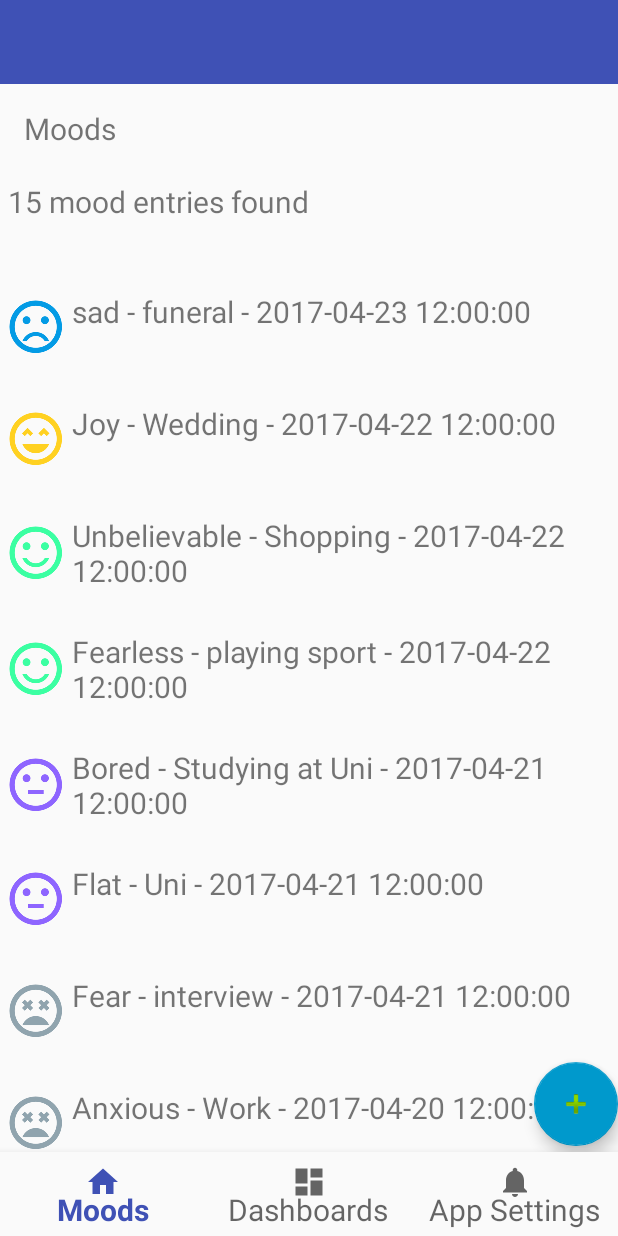
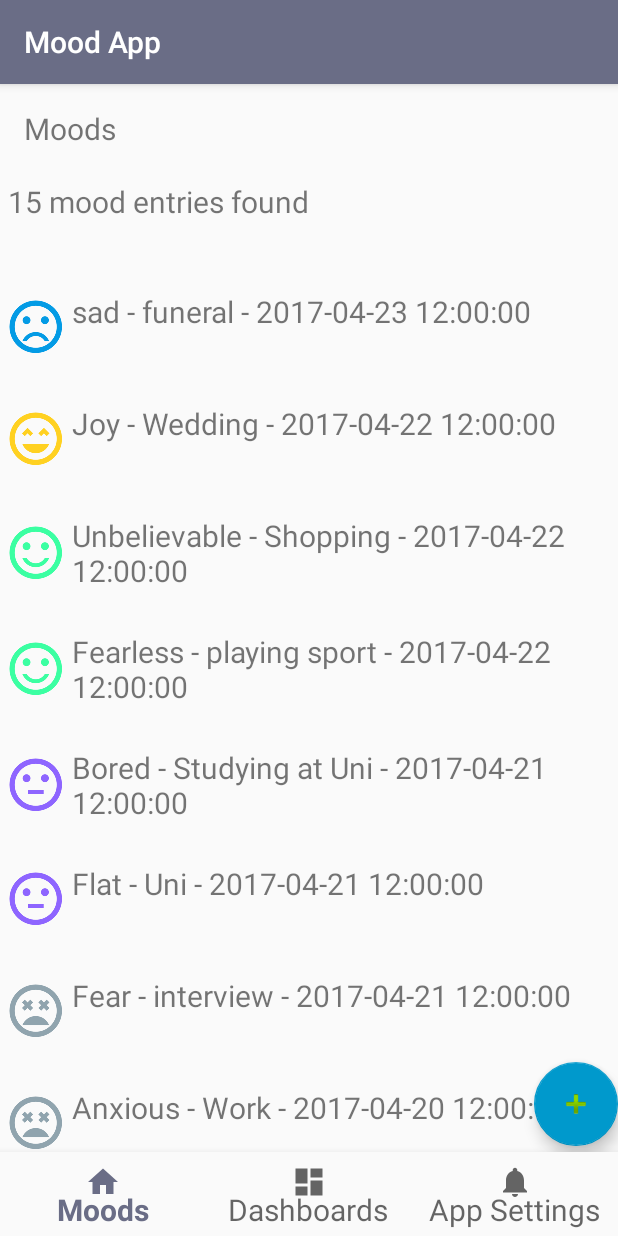
Before and after one commit to lullabelle/moodTrackerUni, an Android app: the screen it shows after launch (MainActivity), on a phone screen of 412 x 824 dp. Run offline under Robolectric (Android 15) with nearby library versions, the phone set to English and light mode, and no system bars.

Commit message:
changed themes back to App.Compat and fixed title bar

```diff
--- a/app/build.gradle
+++ b/app/build.gradle
@@ -5,7 +5,7 @@ android {
     buildToolsVersion "25.0.2"
     defaultConfig {
         applicationId "com.kainos.joannec.moodtrackeruni"
-        minSdkVersion 15
+        minSdkVersion 21
         targetSdkVersion 25
         versionCode 1
         versionName "1.0"
--- a/app/src/main/AndroidManifest.xml
+++ b/app/src/main/AndroidManifest.xml
@@ -13,7 +13,7 @@
         <activity
             android:name=".MainActivity"
             android:label="@string/app_name"
-            android:theme="@style/AppTheme.NoActionBar">
+            android:theme="@style/AppTheme">
             <intent-filter>
                 <action android:name="android.intent.action.MAIN" />
 
--- a/app/src/main/java/com/kainos/joannec/moodtrackeruni/MainActivity.java
+++ b/app/src/main/java/com/kainos/joannec/moodtrackeruni/MainActivity.java
@@ -10,6 +10,7 @@ import android.view.MenuItem;
 import android.view.View;
 import android.widget.LinearLayout;
 import android.widget.TextView;
+import android.support.v7.widget.Toolbar;
 
 import java.util.List;
 
@@ -17,6 +18,7 @@ import java.util.List;
 public class MainActivity extends AppCompatActivity implements View.OnClickListener {
 //variables
     private TextView mTextMessage;
+    Toolbar mActionBarToolbar;
 // adds navigation location text to top of each screen
  private BottomNavigationView.OnNavigationItemSelectedListener mOnNavigationItemSelectedListener
             = new BottomNavigationView.OnNavigationItemSelectedListener() {
@@ -58,8 +60,14 @@ public class MainActivity extends AppCompatActivity implements View.OnClickListe
         findViewById(R.id.navigation_home).setOnClickListener(this);
         findViewById(R.id.navigation_dashboard).setOnClickListener(this);
         findViewById(R.id.navigation_notifications).setOnClickListener(this);
+
+        mActionBarToolbar = (Toolbar) findViewById(R.id.toolbar);
+        setSupportActionBar(mActionBarToolbar);
+        getSupportActionBar().setTitle("Mood App");
+
     }
-//METHODS
+
+    //METHODS
 // bottom navigation bar
     @Override
     public void onPause() {
--- a/app/src/main/res/layout/activity_main.xml
+++ b/app/src/main/res/layout/activity_main.xml
@@ -23,22 +23,21 @@
             android:layout_width="match_parent"
             android:layout_height="wrap_content"
             android:theme="@style/AppTheme.AppBarOverlay">
-
+            <android.support.v7.widget.Toolbar
+                android:id="@+id/toolbar"
+                android:layout_width="match_parent"
+                android:layout_height="?attr/actionBarSize"
+                android:background="?attr/colorPrimary"
+                app:popupTheme="@style/AppTheme.PopupOverlay" />
         </android.support.design.widget.AppBarLayout>
 
-        <android.support.v7.widget.Toolbar
-            android:id="@+id/toolbar"
-            android:layout_width="match_parent"
-            android:layout_height="?attr/actionBarSize"
-            android:background="?attr/colorPrimary"
-            android:text="@string/app_name"
-            app:popupTheme="@style/AppTheme.PopupOverlay" />
+
 
         <TextView
             android:id="@+id/message"
             android:layout_width="match_parent"
             android:layout_height="wrap_content"
-            android:layout_below="@+id/toolbar"
+            android:layout_below="@+id/appBar"
             android:layout_marginBottom="@dimen/activity_vertical_margin"
             android:layout_marginLeft="@dimen/activity_horizontal_margin"
             android:layout_marginRight="@dimen/activity_horizontal_margin"
@@ -50,9 +49,9 @@
             android:layout_width="match_parent"
             android:layout_height="65dp"
             android:layout_below="@+id/message"
-            android:layout_weight="1"
             android:padding="5dp"
-            android:text="0 records found" />
+            android:text="0 records found"
+            tools:ignore="HardcodedText" />
 
         <ScrollView
             android:id="@+id/scrollViewRecords"
@@ -74,7 +73,6 @@
             android:layout_width="wrap_content"
             android:layout_height="wrap_content"
             android:layout_gravity="start|center_vertical"
-            android:layout_weight="1.07"
             android:clickable="true"
             android:visibility="visible"
             app:backgroundTint="@android:color/holo_blue_dark"
--- a/app/src/main/res/values-v21/styles.xml
+++ /dev/null
@@ -1,21 +0,0 @@
-<resources>
-
-    <!-- Base application theme. -->
-    <style name="AppTheme" parent="Theme.AppCompat.Light.DarkActionBar">
-        <!-- Customize your theme here. -->
-        <item name="colorPrimary">@color/colorPrimary</item>
-        <item name="colorPrimaryDark">@color/colorPrimaryDark</item>
-        <item name="colorAccent">@color/colorAccent</item>
-        <item name="android:textSize">20sp</item>
-    </style>
-
-    <style name="AppTheme.NoActionBar">
-        <item name="windowActionBar">false</item>
-        <item name="windowNoTitle">true</item>
-    </style>
-
-    <style name="AppTheme.AppBarOverlay" parent="ThemeOverlay.AppCompat.Dark.ActionBar" />
-
-    <style name="AppTheme.PopupOverlay" parent="ThemeOverlay.AppCompat.Light" />
-
-</resources>
--- a/app/src/main/res/values/colors.xml
+++ b/app/src/main/res/values/colors.xml
@@ -1,6 +1,7 @@
 <?xml version="1.0" encoding="utf-8"?>
 <resources>
-    <color name="colorPrimary">#3f51b5</color>
-    <color name="colorPrimaryDark">#303F9F</color>
-    <color name="colorAccent">#FF4081</color>
+    <color name="colorPrimary">#6a6d86</color>
+    <color name="colorPrimaryDark">#2e2f38</color>
+    <color name="colorAccent">#d640ff</color>
+    <color name="textColorPrimary">#ffffff</color>
 </resources>
--- a/app/src/main/res/values/styles.xml
+++ b/app/src/main/res/values/styles.xml
@@ -6,12 +6,12 @@
         <item name="colorPrimary">@color/colorPrimary</item>
         <item name="colorPrimaryDark">@color/colorPrimaryDark</item>
         <item name="colorAccent">@color/colorAccent</item>
+        <item name="android:textSize">20sp</item>
+        <item name="windowNoTitle">true</item>
+        <item name="windowActionBar">true</item>
     </style>
 
-    <style name="AppTheme.NoActionBar">
-        <item name="windowActionBar">false</item>
-        <item name="windowNoTitle">false</item>
-    </style>
+
 
     <style name="AppTheme.AppBarOverlay" parent="ThemeOverlay.AppCompat.Dark.ActionBar" />
 
```
Also changed, not shown: app/src/main/res/layout/activity_pie2.xml (+3 -4 lines), app/src/main/res/layout/activity_settings.xml (+8 -9 lines).
